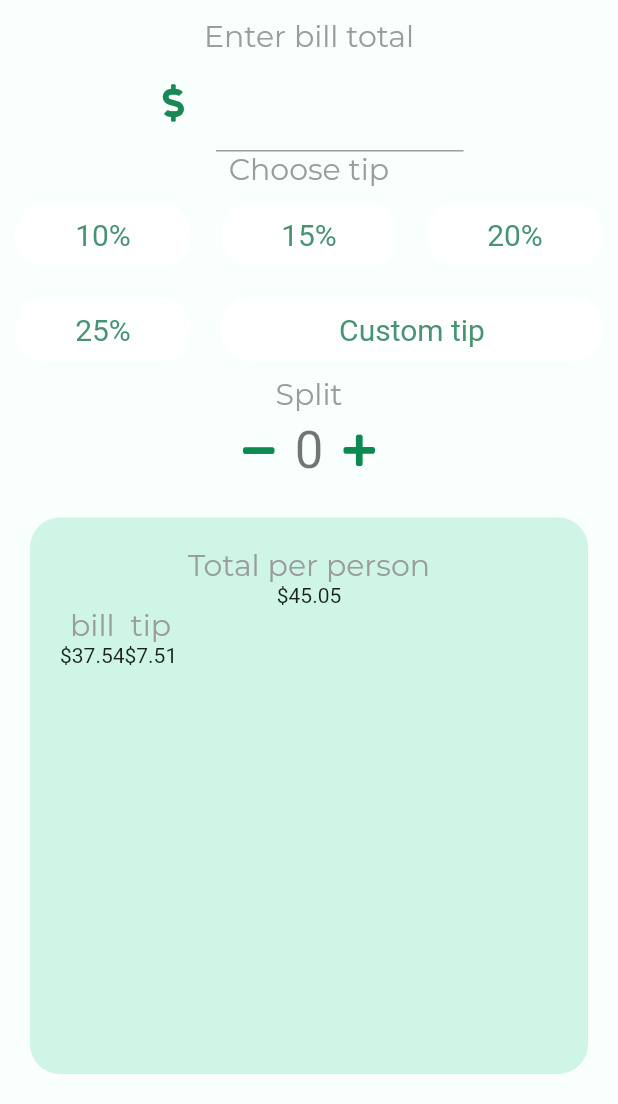
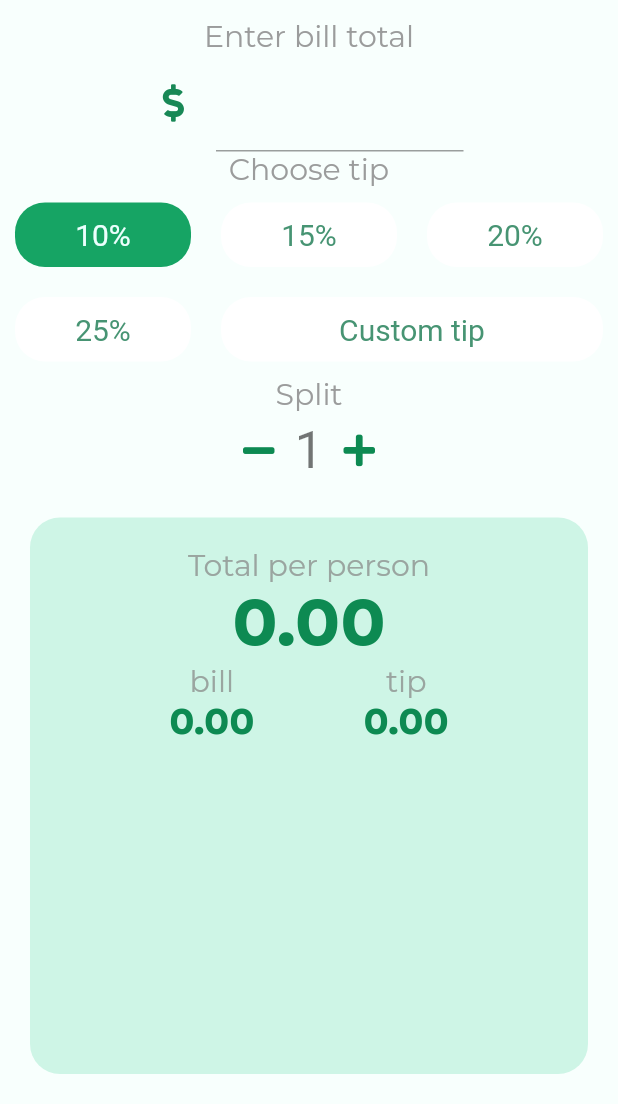
Before and after one commit to srujanjoshi/tipsy, a Flutter app: the screen it shows after launch, after a tap on "10%", on a phone screen of 412 x 824 dp, the part 132-1236 px from its top. Run offline on Flutter 3.47's test engine with Material 2 defaults, Android fonts, the phone set to English and light mode, and no system bars; our stand-ins replace flutter_custom_clippers, font_awesome_flutter, google_fonts; missing offline and left inert: dart:ffi.

Commit message:
Implemented Basic Functionality

```diff
--- a/lib/constants.dart
+++ b/lib/constants.dart
@@ -15,6 +15,8 @@ const Color kActiveTipAmountBubbleColor = Color(0xFF16A464);
 const Color kInactiveTipAmountBubbleColor = Color(0xFFFFFFFF);
 const Color kSplitTextColor = Color(0xFF0D8A52);
 const Color kResultCardColor = Color(0xFFCEF5E6);
+const Color kResultCardTextColor = Color(0xFF9AA5A0);
+const Color kResultCardAmountTextColor = Color(0xFF0c8a52);
 
 TextStyle kInputTextStyle =
     TextStyle(color: Color(0xFF0d8a52), fontWeight: FontWeight.w700);
--- a/lib/main.dart
+++ b/lib/main.dart
@@ -1,3 +1,5 @@
+import 'dart:ffi';
+
 import 'package:flutter/material.dart';
 import 'package:flutter_custom_clippers/flutter_custom_clippers.dart';
 import 'package:google_fonts/google_fonts.dart';
@@ -52,18 +54,35 @@ class MyHomePage extends StatefulWidget {
 
 class _MyHomePageState extends State<MyHomePage> {
   //State Variables
-  int _counter = 0;
+  int _split = 1;
   int _tipAmount = 10;
 
-  void _incrementCounter() {
-    setState(() {
-      // This call to setState tells the Flutter framework that something has
-      // changed in this State, which causes it to rerun the build method below
-      // so that the display can reflect the updated values. If we changed
-      // _counter without calling setState(), then the build method would not be
-      // called again, and so nothing would appear to happen.
-      _counter++;
-    });
+  double _totalPerPerson=0;
+  double _billPerPerson=0;
+  double _tipPerPerson=0;
+
+  final billTotalController= TextEditingController();
+  //
+  // @override
+  // void initState(){
+  //   super.initState();
+  //   //Start listening to changes
+  //   billTotalController.addListener(_updateResult);
+  // }
+
+  @override
+  void dispose(){
+    //Clean up controller when this widget is removed from the widget tree.
+    billTotalController.dispose();
+    super.dispose();
+  }
+
+  void _updateResult() {
+    print(double.parse(billTotalController.text));
+    double _billTotal= double.parse(billTotalController.text);
+    _billPerPerson= _billTotal/_split;
+    _tipPerPerson = _billPerPerson*(_tipAmount/100);
+    _totalPerPerson = _billPerPerson + _tipPerPerson;
   }
 
   @override
@@ -127,10 +146,18 @@ class _MyHomePageState extends State<MyHomePage> {
                 Container(
                   width: (MediaQuery.of(context).size.width) / 2,
                   child: TextField(
-                    style: TextStyle(
-                        color: kInputTextColor,
-                        fontWeight: FontWeight.w800,
-                        fontSize: 35),
+                    onChanged: (s) {
+                      setState(() {
+                        _updateResult();
+                      });
+                    },
+                    controller: billTotalController,
+                    style: GoogleFonts.karla(
+                        textStyle: TextStyle(
+                          fontSize: 35,
+                          color: kInputTextColor,
+                          fontWeight: FontWeight.w800,
+                        )),
                     keyboardType:
                         TextInputType.numberWithOptions(decimal: true),
                     decoration: InputDecoration(
@@ -159,6 +186,7 @@ class _MyHomePageState extends State<MyHomePage> {
                       } else {
                         _tipAmount = 10;
                       }
+                      _updateResult();
                     });
                   },
                   text: "10%",
@@ -179,6 +207,7 @@ class _MyHomePageState extends State<MyHomePage> {
                       } else {
                         _tipAmount = 15;
                       }
+                      _updateResult();
                     });
                   },
                   text: "15%",
@@ -199,6 +228,7 @@ class _MyHomePageState extends State<MyHomePage> {
                       } else {
                         _tipAmount = 20;
                       }
+                      _updateResult();
                     });
                   },
                   text: "20%",
@@ -221,6 +251,7 @@ class _MyHomePageState extends State<MyHomePage> {
                       } else {
                         _tipAmount = 25;
                       }
+                      _updateResult();
                     });
                   },
                   text: "25%",
@@ -274,23 +305,25 @@ class _MyHomePageState extends State<MyHomePage> {
                 RoundIconButton(
                   onPressed: () {
                     setState(() {
-                      if (_counter > 0) {
-                        _counter -= 1;
+                      if (_split > 1) {
+                        _split -= 1;
                       }
+                      _updateResult();
                     });
                   },
                   icon: FontAwesomeIcons.minus,
                 ),
                 Text(
-                  '$_counter',
+                  '$_split',
                   style: Theme.of(context).textTheme.headline4,
                 ),
                 RoundIconButton(
                   onPressed: () {
                     setState(() {
-                      if (_counter < 50) {
-                        _counter += 1;
+                      if (_split < 50) {
+                        _split += 1;
                       }
+                      _updateResult();
                     });
                   },
                   icon: FontAwesomeIcons.plus,
@@ -311,19 +344,30 @@ class _MyHomePageState extends State<MyHomePage> {
                     Text("Total per person", style: GoogleFonts.montserrat(
                         textStyle: TextStyle(
                           fontSize: 20,
-                          color: kHeadingTextColor,
+                          color: kResultCardTextColor,
                         ))),
-                    Text("\$45.05"),
+                    Text(_totalPerPerson.toStringAsFixed(2), style: GoogleFonts.karla(
+                        textStyle: TextStyle(
+                          fontSize: 45,
+                          color: kInputTextColor,
+                          fontWeight: FontWeight.w800,
+                        ))),
                     Row(
+                      mainAxisAlignment: MainAxisAlignment.spaceEvenly,
                       children: [
                         Column(
                           children: [
                             Text("bill", style:GoogleFonts.montserrat(
                                 textStyle: TextStyle(
                                   fontSize: 20,
-                                  color: kHeadingTextColor,
+                                  color: kResultCardTextColor,
                                 ))),
-                            Text("\$37.54"),
+                            Text(_billPerPerson.toStringAsFixed(2),style: GoogleFonts.karla(
+                                textStyle: TextStyle(
+                                  fontSize: 25,
+                                  color: kInputTextColor,
+                                  fontWeight: FontWeight.w800,
+                                ))),
                           ],
                         ),
                         Column(
@@ -331,9 +375,14 @@ class _MyHomePageState extends State<MyHomePage> {
                             Text("tip", style:GoogleFonts.montserrat(
                                 textStyle: TextStyle(
                                   fontSize: 20,
-                                  color: kHeadingTextColor,
+                                  color: kResultCardTextColor,
                                 ))),
-                            Text("\$7.51"),
+                            Text(_tipPerPerson.toStringAsFixed(2), style: GoogleFonts.karla(
+                                textStyle: TextStyle(
+                                  fontSize: 25,
+                                  color: kInputTextColor,
+                                  fontWeight: FontWeight.w800,
+                                ))),
                           ],
                         )
                       ],
```
